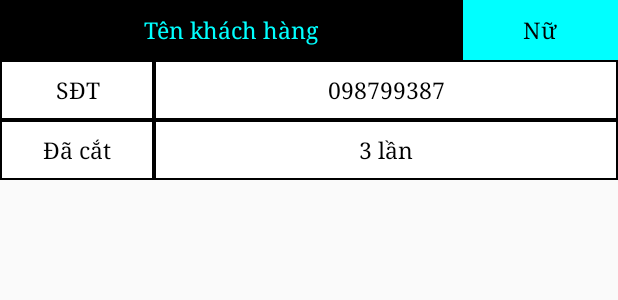
After one commit to thienphuc83/AppHair, an Android app: the layout dong_khachhang.xml on its own in the app's theme, with its tools: preview values and no code run, on a phone screen of 412 x 824 dp. The commit adds this screen. Shown: the top 300 px of the screen. Run offline under Robolectric (Android 15) with nearby library versions, the phone set to English and light mode, and no system bars.

Commit message:
Xong phần đổ danh sách khách hàng

```diff
--- a/app/src/main/AndroidManifest.xml
+++ b/app/src/main/AndroidManifest.xml
@@ -2,7 +2,10 @@
 <manifest xmlns:android="http://schemas.android.com/apk/res/android"
     package="com.example.hair">
 
+    <uses-permission android:name="android.permission.INTERNET"/>
+
     <application
+        android:usesCleartextTraffic="true"
         android:allowBackup="true"
         android:icon="@mipmap/ic_hair"
         android:label="@string/app_name"
--- /dev/null
+++ b/app/src/main/res/layout/dong_khachhang.xml
@@ -0,0 +1,87 @@
+<?xml version="1.0" encoding="utf-8"?>
+<LinearLayout
+    xmlns:android="http://schemas.android.com/apk/res/android"
+    android:orientation="vertical"
+    android:layout_width="match_parent"
+    android:layout_height="wrap_content">
+
+    <LinearLayout
+        android:orientation="horizontal"
+        android:layout_width="match_parent"
+        android:layout_height="40dp">
+        <TextView
+            android:id="@+id/tvdongtenkhachhang"
+            android:layout_width="0dp"
+            android:layout_weight="3"
+            android:text="Tên khách hàng"
+            android:textColor="@color/colorAccent"
+            android:textSize="15sp"
+            android:fontFamily="serif"
+            android:background="@color/colorPrimaryDark"
+            android:layout_height="match_parent"
+            android:gravity="center"/>
+        <TextView
+            android:id="@+id/tvdonggioitinhkhachhang"
+            android:layout_width="0dp"
+            android:layout_weight="1"
+            android:text="Nữ"
+            android:textColor="@color/colorPrimaryDark"
+            android:textSize="15sp"
+            android:fontFamily="serif"
+            android:background="@color/colorPrimary"
+            android:layout_height="match_parent"
+            android:gravity="center"/>
+    </LinearLayout>
+    <LinearLayout
+        android:orientation="horizontal"
+        android:layout_width="match_parent"
+        android:layout_height="40dp">
+        <TextView
+            android:layout_width="0dp"
+            android:layout_weight="1"
+            android:text="SĐT"
+            android:textColor="@color/colorPrimaryDark"
+            android:textSize="15sp"
+            android:fontFamily="serif"
+            android:background="@drawable/custom_bg"
+            android:layout_height="match_parent"
+            android:gravity="center"/>
+        <TextView
+            android:id="@+id/tvdongsdtkhachhang"
+            android:layout_width="0dp"
+            android:layout_weight="3"
+            android:text="098799387"
+            android:textColor="@color/colorPrimaryDark"
+            android:textSize="15sp"
+            android:fontFamily="serif"
+            android:background="@drawable/custom_bg"
+            android:layout_height="match_parent"
+            android:gravity="center"/>
+    </LinearLayout>
+    <LinearLayout
+        android:orientation="horizontal"
+        android:layout_width="match_parent"
+        android:layout_height="40dp">
+        <TextView
+            android:layout_width="0dp"
+            android:layout_weight="1"
+            android:text="Đã cắt"
+            android:textColor="@color/colorPrimaryDark"
+            android:textSize="15sp"
+            android:fontFamily="serif"
+            android:background="@drawable/custom_bg"
+            android:layout_height="match_parent"
+            android:gravity="center"/>
+        <TextView
+            android:id="@+id/tvdongsolancattoc"
+            android:layout_width="0dp"
+            android:layout_weight="3"
+            android:text="3 lần"
+            android:textColor="@color/colorPrimaryDark"
+            android:textSize="15sp"
+            android:fontFamily="serif"
+            android:background="@drawable/custom_bg"
+            android:layout_height="match_parent"
+            android:gravity="center"/>
+    </LinearLayout>
+</LinearLayout>
--- a/app/src/main/res/values/colors.xml
+++ b/app/src/main/res/values/colors.xml
@@ -4,5 +4,5 @@
     <color name="colorPrimaryDark">#000000</color>
     <color name="colorAccent">#00FFFF</color>
     <color name="colorWhite">#FFFFFF</color>
-    <color name="colorGray">#FAFAFA</color>
+    <color name="colorGray">#DDDDDD</color>
 </resources>
```
Also changed, not shown: app/src/main/java/com/example/hair/activity/MainActivity.java (+36 -0 lines), app/src/main/java/com/example/hair/adapter/AllKhachHangAdapter.java (added, +60 -0 lines), app/src/main/res/layout/activity_main.xml (+43 -20 lines).
